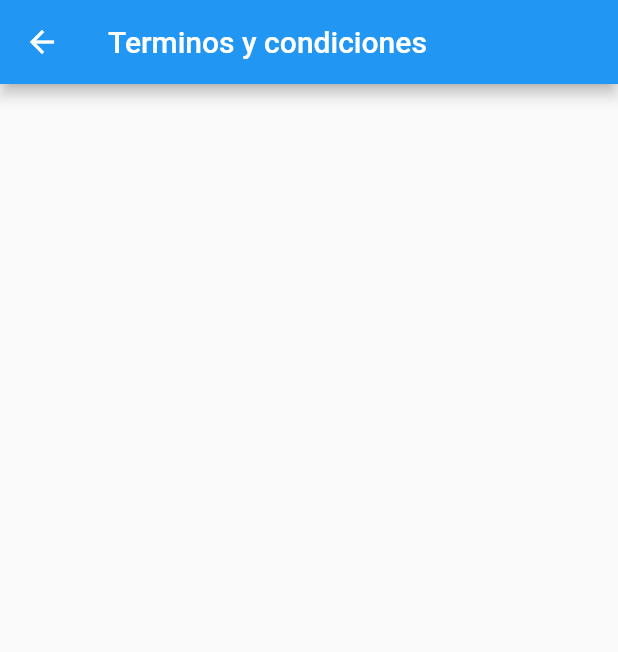
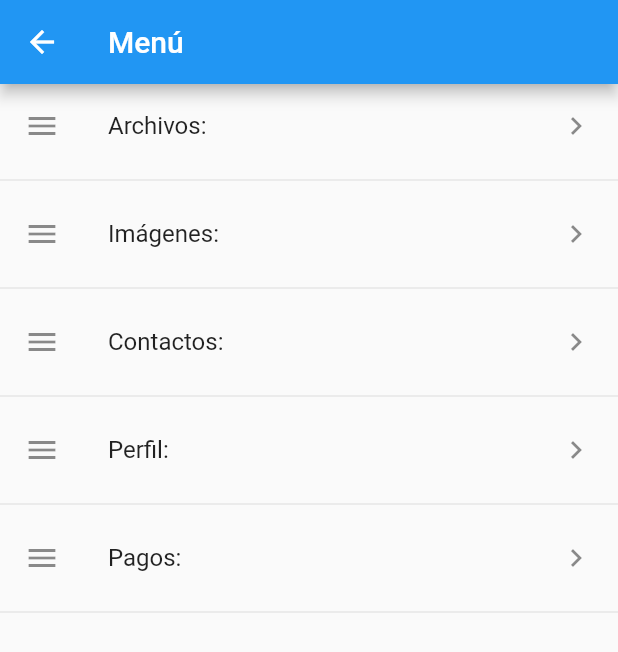
Before and after one commit to Eduardo210/login, a Flutter app: the Pagina02 screen opened directly, on a phone screen of 412 x 824 dp. Shown: the top 652 px of the screen. Run offline on Flutter 3.47's test engine with Material 2 defaults, Android fonts, the phone set to English and light mode, and no system bars; network calls fail.

Commit message:
Pagina02

```diff
--- a/lib/pages/Pagina02.dart
+++ b/lib/pages/Pagina02.dart
@@ -1,12 +1,30 @@
 import 'package:flutter/material.dart';
 
 class Pagina02 extends StatelessWidget {
+  final opciones = ['Archivos', 'Imágenes', 'Contactos', 'Perfil', 'Pagos'];
   @override
   Widget build(BuildContext context) {
     return Scaffold(
-      appBar:  AppBar(
-        title: Text("Terminos y condiciones"),
+      appBar: AppBar(
+        title: Text("Menú"),
       ),
+      body: ListView(children: _crearMenu()),
     );
   }
+
+  List<Widget> _crearMenu() {
+    return opciones
+        .map((item) => Column(
+              children: [
+                ListTile(
+                  title: Text(item + ':'),
+                  leading: Icon(Icons.menu),
+                  trailing: Icon(Icons.keyboard_arrow_right),
+                  onTap: () {},
+                ),
+                Divider()
+              ],
+            ))
+        .toList();
+  }
 }
```
